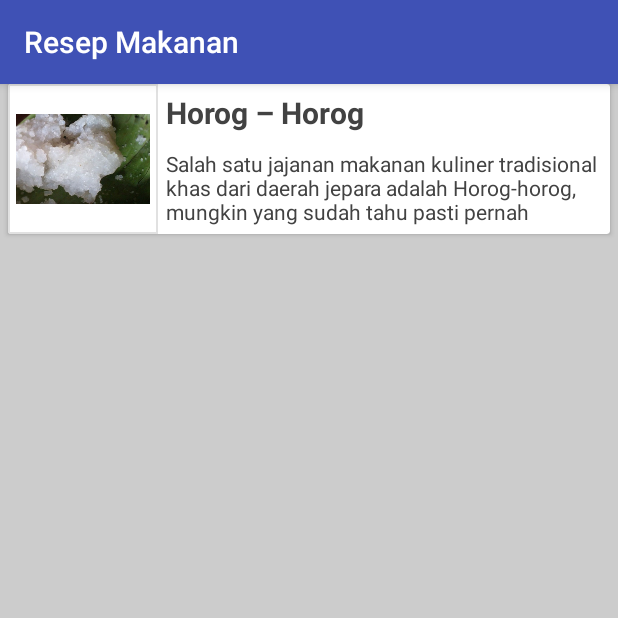
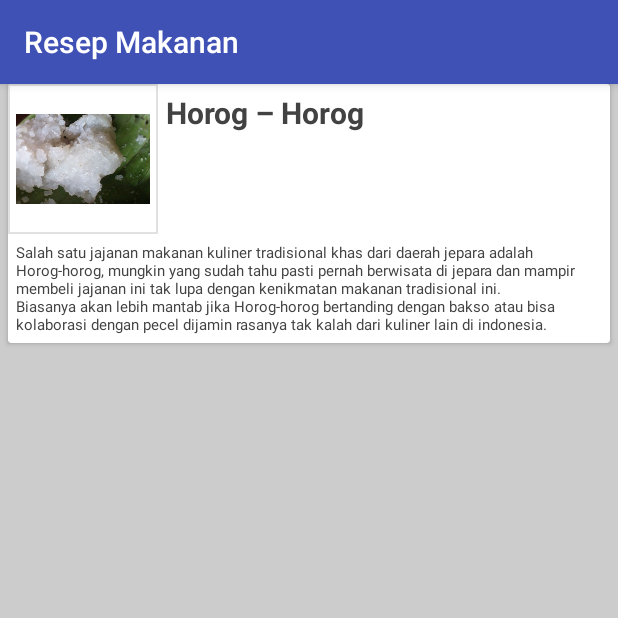
Before and after one commit to cipow/ResepMakanan, an Android app: the screen it shows after launch (MainActivity), on a phone screen of 412 x 824 dp, the top half of it. Run offline under Robolectric (Android 15) with nearby library versions, the phone set to English and light mode, and no system bars.

Commit message:
ubah tampilan

```diff
--- a/app/src/main/java/com/example/cipowela/resepmakanan/MainActivity.java
+++ b/app/src/main/java/com/example/cipowela/resepmakanan/MainActivity.java
@@ -31,7 +31,7 @@ public class MainActivity extends AppCompatActivity {
                 , "Salah satu jajanan makanan kuliner tradisional khas dari daerah jepara adalah Horog-horog, mungkin yang sudah tahu pasti "
                 + "pernah berwisata di jepara dan mampir membeli jajanan ini tak lupa dengan kenikmatan makanan tradisional ini.\n"
                 + "Biasanya akan lebih mantab jika Horog-horog bertanding dengan bakso atau bisa kolaborasi dengan pecel dijamin rasanya tak kalah dari kuliner lain di indonesia."
-                + "\n\n" + "Bahan - bahan:\n\n"
+                , "Bahan - bahan:\n\n"
                 + "- Tepung beras 250 gram, kukus.\n- Air mendidih 150 ml.\n- Gula pasir 100 gram.\n"
                 + "- Pewarna makanan merah secukupnya.\n- Kelapa 1/4 butir, parut memanjang, kukus untuk taburan."
                 + "\n\n" + "Cara Membuat:\n\n"
@@ -43,7 +43,7 @@ public class MainActivity extends AppCompatActivity {
 
         makan = new Makanan("Ikan Tongkol Bumbu Asam Manis", R.drawable.ikantongkol
                 , "Hidangan ikan tongkol bumbu asam manis memang seringkali menjadi menu hidangan utama yang menggoda."
-                + "\n\n" + "Bahan - bahan:\n\n"
+                , "Bahan - bahan:\n\n"
                 + "- Ikan tongkol 350 gram.\n- Minyak sayur.\n- Air 100 ml.\n- Air panas 100 ml.\n- Asam jawa 22 gram.\n"
                 + "- Bawang putih 2 siung.\n- Cabe merah keriting 8 buah.\n- Jahe 1 ruas jari telunjuk.\n- Daun jeruk purut 2 lembar.\n"
                 + "- Kecap manis 4 sdm.\n- Bawang merah 8 siung.\n- Saus sambal 1 sdm.\n- Gula pasir 1 sdm.\n- Gram 1/3 sdm.\n"
@@ -62,7 +62,7 @@ public class MainActivity extends AppCompatActivity {
                 + "Kepiting soka diketahui merupakan jenis kepiting dengan cangkang yang lunak sehingga anda bisa mengkonsumsi semua bagiannya tanpa terkecuali juga bagian kulitnya. "
                 + "Bagian kulit kepiting yang seringkali disisihkan ternyata justru memiliki kandungan karotenoid serta chitosan yang cukup tinggi. Kandungan tersebut sangat baik efeknya untuk penyerapan dari lemak-lemak dan kolesterol. "
                 + "Dengan hampir semua bagian tubuhnya yang lunak dan bisa langsung diolah, maka tentunya juga tidak akan terlalu menyulitkan anda dalam proses pembersihannya."
-                + "\n\n" + "Bahan - bahan:\n\n"
+                , "Bahan - bahan:\n\n"
                 + "- 2 ekor kepiting kepiting soka, pilih yang masih segar dan berukuran cukup besar.\n"
                 + "- 6 siung bawang putih.\n- 2 buah bawang bombay.\n- 2 batang daun bawang prei.\n- 1 sendok teh lada hitam.\n- 2 sendok teh kecap manis.\n"
                 + "- 1 sendok makan saus tiram.\n- 2 sendok makan mentega.\n- Gula secukupnya.\n- 500 ml air"
@@ -76,7 +76,7 @@ public class MainActivity extends AppCompatActivity {
 
         makan = new Makanan("Rondo Royal (Tape Goreng)", R.drawable.rondoroyal
                 , "Tape alias peyeum ( bahasa sunda nya) adalah makanan khas dari daerah Jawa Barat / Bandung."
-                + "\n\n" + "Bahan - bahan:\n\n"
+                , "Bahan - bahan:\n\n"
                 + "- 15 buah tape singkong.\n- 100 gram tepung terigu.\n- 1/2 gelas air.\n- 1 sdt perisa vanilla.\n- garam secukupnya.\n- minyak goreng."
                 + "\n\n" + "Cara Membuat:\n\n"
                 + "1. Siapkan Tape singkong/ Peyeum.\n\n"
@@ -90,7 +90,7 @@ public class MainActivity extends AppCompatActivity {
 
         makan = new Makanan("Puding Jagung Susu", R.drawable.puding
                 , "Puding selain sebagai makanan penutup juga dapat menjadi kudapan yang sehat dan lezat."
-                + "\n\n" + "Bahan - bahan Puding Susu:\n\n"
+                , "Bahan - bahan Puding Susu:\n\n"
                 + "- 1 bungkus agar - agar bubuk putih.\n"
                 + "- 1 kaleng susu kental manis.\n"
                 + "- 800 ml air.\n"
@@ -107,6 +107,7 @@ public class MainActivity extends AppCompatActivity {
         makananList.add(makan);
 
         makan = new Makanan("Cakwe Empuk Renyah", R.drawable.cakwe
+                , "Makanan yang cocok untuk kumpul bersama"
                 , "\n\n" + "Bahan - bahan:\n\n"
                 + "1. Bahan utama yang digunakan adalah 250 gram tepung terigu kualitas baik.\n"
                 + "2. Baking soda kurang lebih sebanyak setengah sendok kecil atau setengah sendok teh.\n"
@@ -140,7 +141,7 @@ public class MainActivity extends AppCompatActivity {
 
         makan = new Makanan("Empek Empek Palembang Asli", R.drawable.empek_empek_palembang
                 , "Salah satu makanan asli Kota Palembang yang cukup terkenal dari ujung timur sampai barat Indonesia adalah Empek Empek atau juga dikenal dengan Pempek."
-                + "\n\n" + "Bahan - bahan:\n\n"
+                , "Bahan - bahan:\n\n"
                 + "1. Bahan utama yang dibutuhkan adalah daging ikang tengiri yang sudah bebas dari duri kurang lebih 500 gram. Bisa juga menggunakan ikan gabus atau ikan belida apabila tidak ada ikan tengiri.\n"
                 + "2. Tepung Sagu sebanyak 250 gram. Gunakan tepung sagu yang mempunyai kualitas paling bagus supaya hasilnya enak.\n"
                 + "3. Telur ayam. Pilih ukuran sedang besar dan gunakan setengah butir telur saja.\n"
@@ -163,6 +164,7 @@ public class MainActivity extends AppCompatActivity {
         makananList.add(makan);
 
         makan = new Makanan("Lumpia Sosis", R.drawable.lumpia_sosis
+                , "Makanan yang cocok untuk kumpul bersama"
                 , "\n\n" + "Bahan - bahan Kulit Lumpia:\n\n"
                 + "- 8 butir telur.\n"
                 + "- 2 sendok makan tepung terigu.\n"
--- a/app/src/main/java/com/example/cipowela/resepmakanan/Makanan.java
+++ b/app/src/main/java/com/example/cipowela/resepmakanan/Makanan.java
@@ -5,13 +5,14 @@ package com.example.cipowela.resepmakanan;
  */
 
 public class Makanan {
-    private String judul, deskripsi;
+    private String judul, deskripsi, pembuatan;
     private int gambar;
 
-    public Makanan(String judul, int gambar, String deskripsi) {
+    public Makanan(String judul, int gambar, String deskripsi, String pembuatan) {
         this.judul = judul;
         this.deskripsi = deskripsi;
         this.gambar = gambar;
+        this.pembuatan = pembuatan;
     }
 
     public String getJudul() {
@@ -37,4 +38,12 @@ public class Makanan {
     public void setGambar(int gambar) {
         this.gambar = gambar;
     }
+
+    public String getPembuatan() {
+        return pembuatan;
+    }
+
+    public void setPembuatan(String pembuatan) {
+        this.pembuatan = pembuatan;
+    }
 }
--- a/app/src/main/java/com/example/cipowela/resepmakanan/MakananAdapter.java
+++ b/app/src/main/java/com/example/cipowela/resepmakanan/MakananAdapter.java
@@ -44,7 +44,7 @@ public class MakananAdapter extends RecyclerView.Adapter<MakananAdapter.MAView>
                 Intent intent = new Intent(context, DetailActivity.class);
                 intent.putExtra("resep.judul", data.getJudul());
                 intent.putExtra("resep.gambar", data.getGambar());
-                intent.putExtra("resep.deskripsi", data.getDeskripsi());
+                intent.putExtra("resep.pembuatan", data.getPembuatan());
                 context.startActivity(intent);
             }
         });
--- a/app/src/main/res/layout/layout_row_data.xml
+++ b/app/src/main/res/layout/layout_row_data.xml
@@ -1,14 +1,14 @@
 <?xml version="1.0" encoding="utf-8"?>
 <LinearLayout xmlns:android="http://schemas.android.com/apk/res/android"
+    xmlns:tools="http://schemas.android.com/tools"
     android:layout_width="match_parent"
     android:layout_height="match_parent"
-    xmlns:tools="http://schemas.android.com/tools"
     android:orientation="vertical">
 
     <android.support.v7.widget.CardView
         android:id="@+id/cv_main"
         android:layout_width="match_parent"
-        android:layout_height="100dp"
+        android:layout_height="wrap_content"
         android:layout_marginLeft="5dp"
         android:layout_marginRight="5dp"
         android:clickable="true"
@@ -22,14 +22,14 @@
                 android:id="@+id/gambar"
                 android:layout_width="100dp"
                 android:layout_height="100dp"
+                android:background="@drawable/border_image"
                 android:padding="5dp"
-                android:src="@drawable/a102262"
-                android:background="@drawable/border_image"/>
+                android:src="@drawable/a102262" />
 
             <TextView
                 android:id="@+id/judul"
                 android:layout_width="wrap_content"
-                android:layout_height="wrap_content"
+                android:layout_height="100dp"
                 android:layout_toRightOf="@id/gambar"
                 android:padding="5dp"
                 android:text="Bubur Ayam"
@@ -41,11 +41,11 @@
                 android:id="@+id/deskripsi"
                 android:layout_width="wrap_content"
                 android:layout_height="wrap_content"
-                android:layout_below="@id/judul"
-                android:layout_toRightOf="@id/gambar"
+                android:layout_below="@id/gambar"
                 android:padding="5dp"
                 android:text="makan ringan enak dan bergizi"
-                android:textColor="@color/cardview_dark_background" />
+                android:textColor="@color/cardview_dark_background"
+                android:textSize="10dp" />
 
         </RelativeLayout>
     </android.support.v7.widget.CardView>
```
Also changed, not shown: app/src/main/java/com/example/cipowela/resepmakanan/DetailActivity.java (+6 -5 lines), app/src/main/res/layout/activity_detail.xml (+1 -11 lines).
